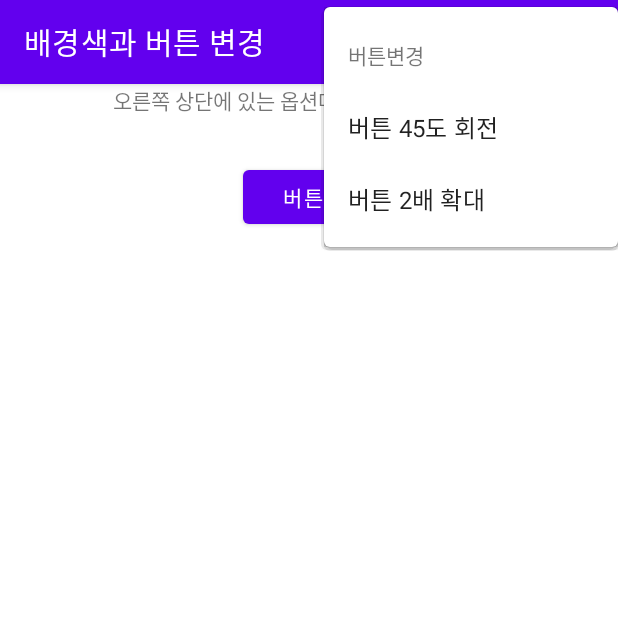
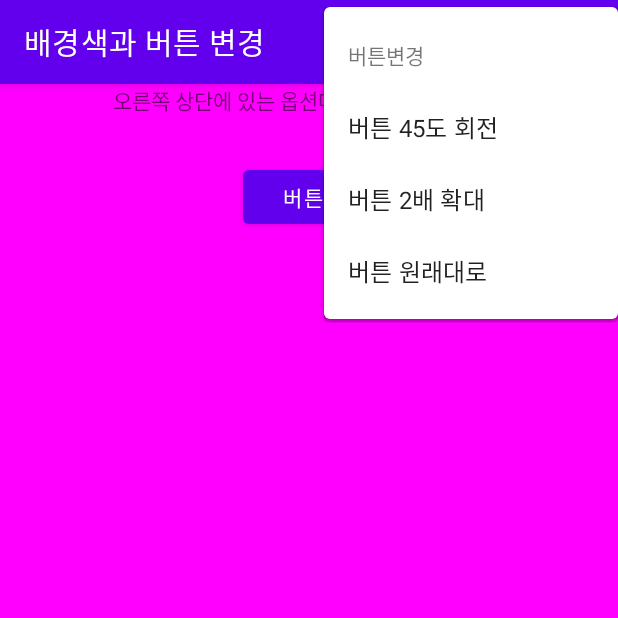
Before and after one commit to kkhhss/OptionMenuTest, an Android app: the screen it shows after launch (MainActivity), in the options menu, after a tap on "버튼변경", on a phone screen of 412 x 824 dp, the top half of it. Run offline under Robolectric (Android 15) with nearby library versions, the phone set to English and light mode, and no system bars.

Commit message:
optionMenu 실습7-1 완성

```diff
--- a/app/src/main/res/menu/menu1.xml
+++ b/app/src/main/res/menu/menu1.xml
@@ -18,6 +18,10 @@
             <item
                 android:id="@+id/subSize"
                 android:title="버튼 2배 확대"/>
+            <item
+                android:id="@+id/subInit"
+                android:title="버튼 원래대로
+"/>
         </menu>
     </item>
 </menu>
```
Also changed, not shown: app/src/main/java/kr/hs/emirim/kkhhss/optionmenutest/MainActivity.kt (+38 -0 lines).
